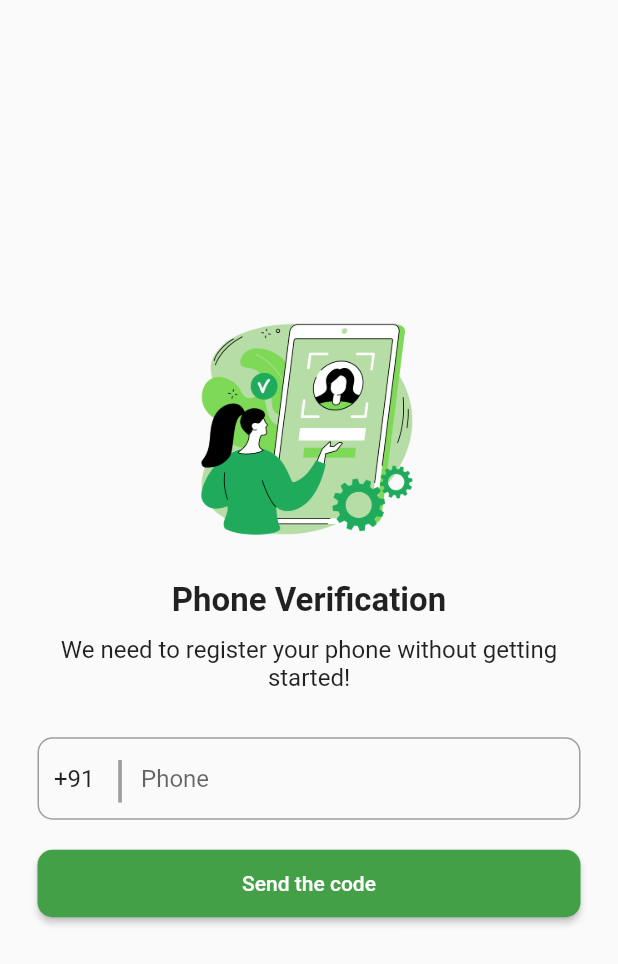
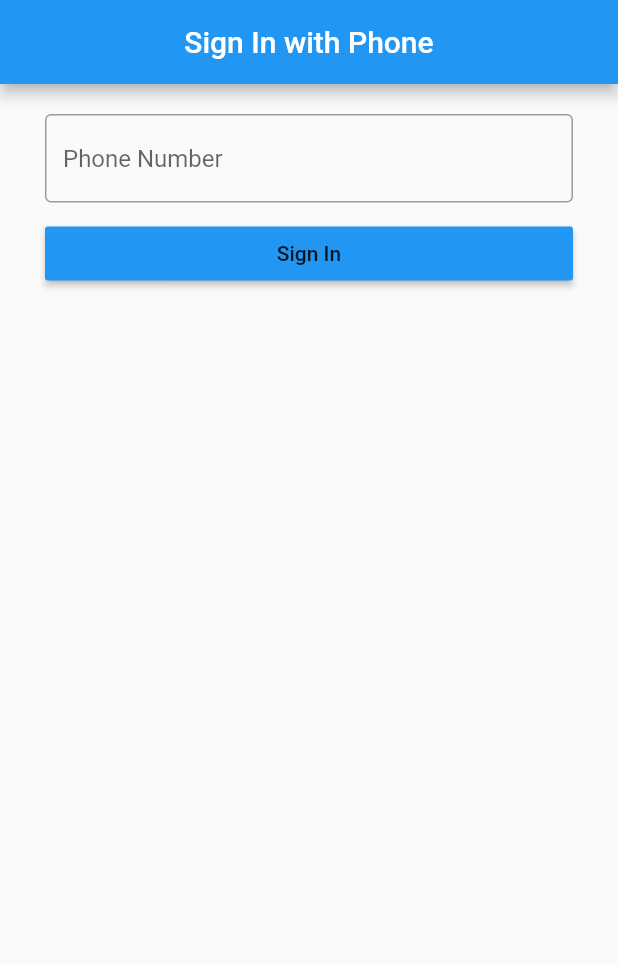
Before and after one commit to shashikantkaushik/phoneAuth_bloc, a Flutter app: the screen it shows after launch, on a phone screen of 412 x 824 dp. Shown: the top 964 px of the screen. Run offline on Flutter 3.47's test engine with Material 2 defaults, Android fonts, the phone set to English and light mode, and no system bars; our stand-ins replace firebase_auth, firebase_core, flutter_bloc, pinput; accounts and stored records are empty.

Commit message:
phone authentication with bloc

```diff
--- a/lib/cubit/auth_cubit/auth_state.dart
+++ b/lib/cubit/auth_cubit/auth_state.dart
@@ -1,15 +1,24 @@
-abstract class AuthState{}
 
-class AuthInitialState extends AuthState{}
+import 'package:firebase_auth/firebase_auth.dart';
 
-class AuthLoadingState extends AuthState{}
+abstract class AuthState {}
 
-class AuthSentState extends AuthState{}
+class AuthInitialState extends AuthState {}
 
-class AuthCodeVerifiedState extends AuthState{}
+class AuthLoadingState extends AuthState {}
 
-class AuthLogInState extends AuthState{}
+class AuthCodeSentState extends AuthState {}
 
-class AuthLogOutState extends AuthState{}
+class AuthCodeVerifiedState extends AuthState {}
 
-class AuthErrorState extends AuthState{}
+class AuthLoggedInState extends AuthState {
+  final User firebaseUser;
+  AuthLoggedInState(this.firebaseUser);
+}
+
+class AuthLoggedOutState extends AuthState {}
+
+class AuthErrorState extends AuthState {
+  final String error;
+  AuthErrorState(this.error);
+}
--- a/lib/main.dart
+++ b/lib/main.dart
@@ -1,20 +1,41 @@
 import 'package:firebase_core/firebase_core.dart';
 import 'package:flutter/material.dart';
+import 'package:flutter_bloc/flutter_bloc.dart';
+import 'package:phone_auth_bloc/cubit/auth_cubit/auth_cubit.dart';
 import 'package:phone_auth_bloc/home_Screen.dart';
 import 'package:phone_auth_bloc/phone_screen.dart';
 
-void main() async{
+import 'cubit/auth_cubit/auth_state.dart';
+void main() async {
   WidgetsFlutterBinding.ensureInitialized();
   await Firebase.initializeApp();
-  runApp(const MyApp());
+  runApp(MyApp());
 }
 
 class MyApp extends StatelessWidget {
-  const MyApp({super.key});
   @override
   Widget build(BuildContext context) {
-    return MaterialApp(
-      home:  MyPhone(),
+    return BlocProvider(
+      create: (context) => AuthCubit(),
+      child: MaterialApp(
+        debugShowCheckedModeBanner: false,
+        home: BlocBuilder<AuthCubit, AuthState>(
+          buildWhen: (oldState, newState) {
+            return oldState is AuthInitialState;
+          },
+          builder: (context, state) {
+            if(state is AuthLoggedInState) {
+              return HomeScreen();
+            }
+            else if(state is AuthLoggedOutState) {
+              return SignInScreen();
+            }
+            else {
+              return Scaffold();
+            }
+          },
+        ),
+      ),
     );
   }
 }
--- a/lib/phone_screen.dart
+++ b/lib/phone_screen.dart
@@ -1,120 +1,80 @@
 import 'package:flutter/material.dart';
+import 'package:flutter_bloc/flutter_bloc.dart';
+import 'package:phone_auth_bloc/cubit/auth_cubit/auth_cubit.dart';
+import 'package:phone_auth_bloc/cubit/auth_cubit/auth_state.dart';
 import 'package:phone_auth_bloc/verify_screen.dart';
+class SignInScreen extends StatelessWidget {
 
-class MyPhone extends StatefulWidget {
-  const MyPhone({Key? key}) : super(key: key);
-
-  @override
-  State<MyPhone> createState() => _MyPhoneState();
-}
-
-class _MyPhoneState extends State<MyPhone> {
-  TextEditingController countryController = TextEditingController();
-
-  @override
-  void initState() {
-    // TODO: implement initState
-    countryController.text = "+91";
-    super.initState();
-  }
+  TextEditingController phoneController = TextEditingController();
 
   @override
   Widget build(BuildContext context) {
     return Scaffold(
-      body: Container(
-        margin: EdgeInsets.only(left: 25, right: 25),
-        alignment: Alignment.center,
-        child: SingleChildScrollView(
+      appBar: AppBar(
+        centerTitle: true,
+        title: Text("Sign In with Phone"),
+      ),
+      body: SafeArea(
+        child: ListView(
+          children: [
+
+            Padding(
+              padding: EdgeInsets.symmetric(horizontal: 30, vertical: 20),
               child: Column(
-            mainAxisAlignment: MainAxisAlignment.center,
+                crossAxisAlignment: CrossAxisAlignment.start,
                 children: [
-              Image.asset(
-                'assets/img1.png',
-                width: 150,
-                height: 150,
-              ),
-              SizedBox(
-                height: 25,
-              ),
-              Text(
-                "Phone Verification",
-                style: TextStyle(fontSize: 22, fontWeight: FontWeight.bold),
-              ),
-              SizedBox(
-                height: 10,
-              ),
-              Text(
-                "We need to register your phone without getting started!",
-                style: TextStyle(
-                  fontSize: 16,
-                ),
-                textAlign: TextAlign.center,
-              ),
-              SizedBox(
-                height: 30,
-              ),
-              Container(
-                height: 55,
-                decoration: BoxDecoration(
-                    border: Border.all(width: 1, color: Colors.grey),
-                    borderRadius: BorderRadius.circular(10)),
-                child: Row(
-                  mainAxisAlignment: MainAxisAlignment.center,
-                  children: [
-                    SizedBox(
-                      width: 10,
-                    ),
-                    SizedBox(
-                      width: 40,
-                      child: TextField(
-                        controller: countryController,
+
+                  TextField(
+                    controller: phoneController,
+                    maxLength: 10,
                     keyboardType: TextInputType.number,
                     decoration: InputDecoration(
-                          border: InputBorder.none,
+                        border: OutlineInputBorder(),
+                        hintText: "Phone Number",
+                        counterText: ""
                     ),
                   ),
+
+                  SizedBox(height: 10,),
+
+                  BlocConsumer<AuthCubit, AuthState>(
+                    listener: (context, state) {
+
+                      if(state is AuthCodeSentState) {
+                        Navigator.push(context, MaterialPageRoute(
+                            builder: (context) => VerifyPhoneNumberScreen()
+                        ));
+                      }
+
+                    },
+                    builder: (context, state) {
+                      if(state is AuthLoadingState) {
+                        return Center(
+                          child: CircularProgressIndicator(),
+                        );
+                      }
+                      return SizedBox(
+                        width: MediaQuery.of(context).size.width,
+                        child: MaterialButton(
+                          onPressed: () {
+                            String phoneNumber = "+91" + phoneController.text;
+                            print(phoneNumber);
+                            BlocProvider.of<AuthCubit>(context).sendOTP(phoneNumber);
+                            print(phoneNumber);
+                          },
+                          color: Colors.blue,
+                          child: Text("Sign In"),
                         ),
-                    Text(
-                      "|",
-                      style: TextStyle(fontSize: 33, color: Colors.grey),
+                      );
+
+                    },
                   ),
-                    SizedBox(
-                      width: 10,
-                    ),
-                    Expanded(
-                        child: TextField(
-                          keyboardType: TextInputType.phone,
-                          decoration: InputDecoration(
-                            border: InputBorder.none,
-                            hintText: "Phone",
-                          ),
-                        ))
+
                 ],
               ),
             ),
-              SizedBox(
-                height: 20,
-              ),
-              SizedBox(
-                width: double.infinity,
-                height: 45,
-                child: ElevatedButton(
-                    style: ElevatedButton.styleFrom(
-                        primary: Colors.green.shade600,
-                        shape: RoundedRectangleBorder(
-                            borderRadius: BorderRadius.circular(10))),
-                    onPressed: () {
-                      Navigator.push(
-                        context,
-                        MaterialPageRoute(builder: (context) => MyVerify()),
-                      );
-                    },
 
-                    child: Text("Send the code"),
-    ),
-              )
           ],
-          ),
         ),
       ),
     );
```
Also changed, not shown: lib/cubit/auth_cubit/auth_cubit.dart (+56 -12 lines), lib/home_Screen.dart (+34 -8 lines), lib/verify_screen.dart (+77 -114 lines), 5 other files. Lines whose indentation alone changed are shown as unchanged.
